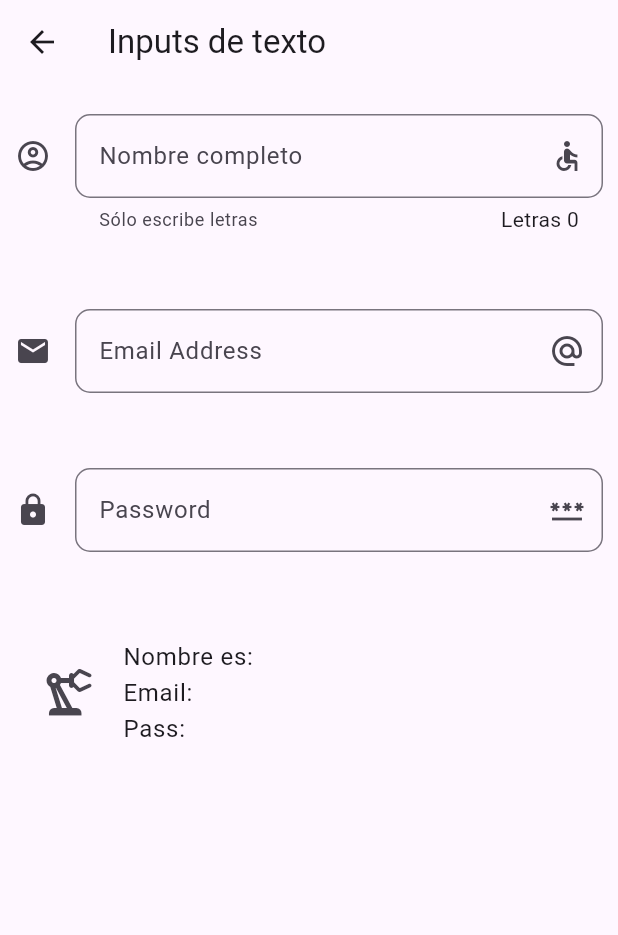
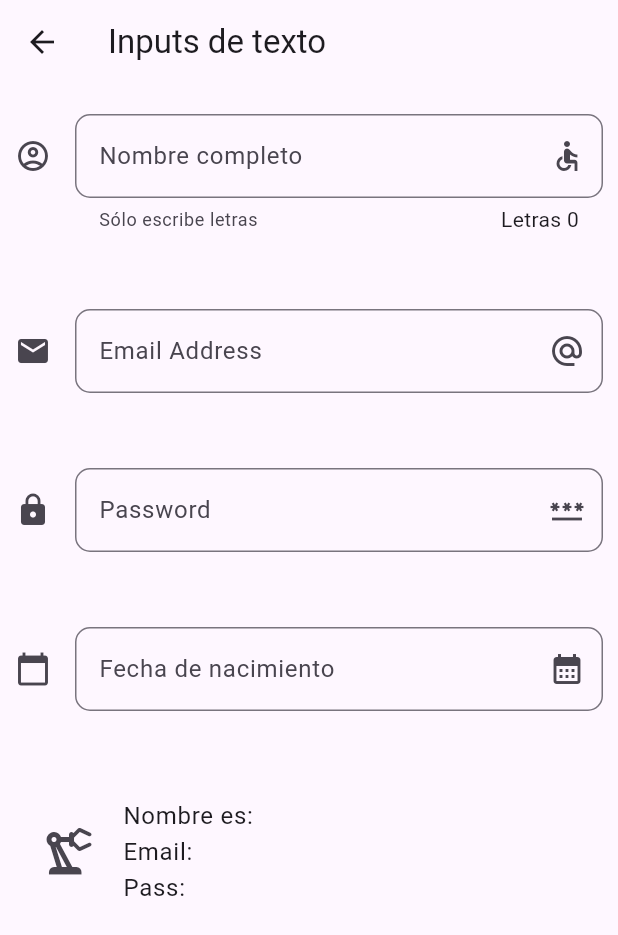
Before and after one commit to FernadoCuatro/Flutter, a Flutter app: the InputPage screen opened by its route, on a phone screen of 412 x 824 dp. Shown: the top 935 px of the screen. Run offline on Flutter 3.47's test engine with Material 3 defaults, Android fonts, the phone set to English and light mode, and no system bars.

```diff
--- a/componentes/lib/src/pages/input_page.dart
+++ b/componentes/lib/src/pages/input_page.dart
@@ -12,6 +12,10 @@ class _InputPageState extends State<InputPage> {
   String _nombre = "";
   String _email  = "";
   String _pw     = "";
+  String _fecha  = "";
+
+  // Propiedad para ponerle la fecha seleccionada a la fecha de nacimineto
+  TextEditingController _inputFieldDateController = TextEditingController();
 
   @override
   Widget build(BuildContext context) {
@@ -24,19 +28,18 @@ class _InputPageState extends State<InputPage> {
         padding: EdgeInsets.symmetric(horizontal: 10, vertical: 20),
         children: [
           _crearInput(),
-
           SizedBox(height: 50),
 
           _crearEmail(),
-
           SizedBox(height: 50),
 
           _crearPw(),
+          SizedBox(height: 50),
 
+          _crearFecha( context ),
           SizedBox(height: 50),
 
           _crearPersona(),
-
         ],
       ),
     );
@@ -117,4 +120,45 @@ class _InputPageState extends State<InputPage> {
       },
     );
   }
+
+  Widget _crearFecha( BuildContext context ) {
+    return TextField(
+      enableInteractiveSelection: false,
+      controller: _inputFieldDateController,
+      decoration: InputDecoration(
+        border: OutlineInputBorder(
+          borderRadius: BorderRadius.circular(10)
+        ),
+        hintText: 'Fecha de nacimiento',
+        labelText: 'Fecha de nacimiento',
+        suffixIcon: Icon( Icons.calendar_month ),
+        icon: Icon( Icons.calendar_today )
+      ),
+      onTap: () {
+        // Le quitamos el focus al elemento del input
+        FocusScope.of( context ).requestFocus( FocusNode() );
+
+        _selectDate( context );
+      },
+    );
+  }
+
+  void _selectDate( BuildContext context ) async {
+    // Para almacenar fecha
+    DateTime? picked = await  showDatePicker(
+      context: context,
+      initialDate: DateTime.now(),
+      firstDate: DateTime(2018),
+      lastDate: DateTime(2025)
+     );
+
+     if (picked != null) {
+      setState(() {
+        _fecha = picked.toString();
+
+        _inputFieldDateController.text = _fecha;
+      });
+     }
+  }
+
 }
```
